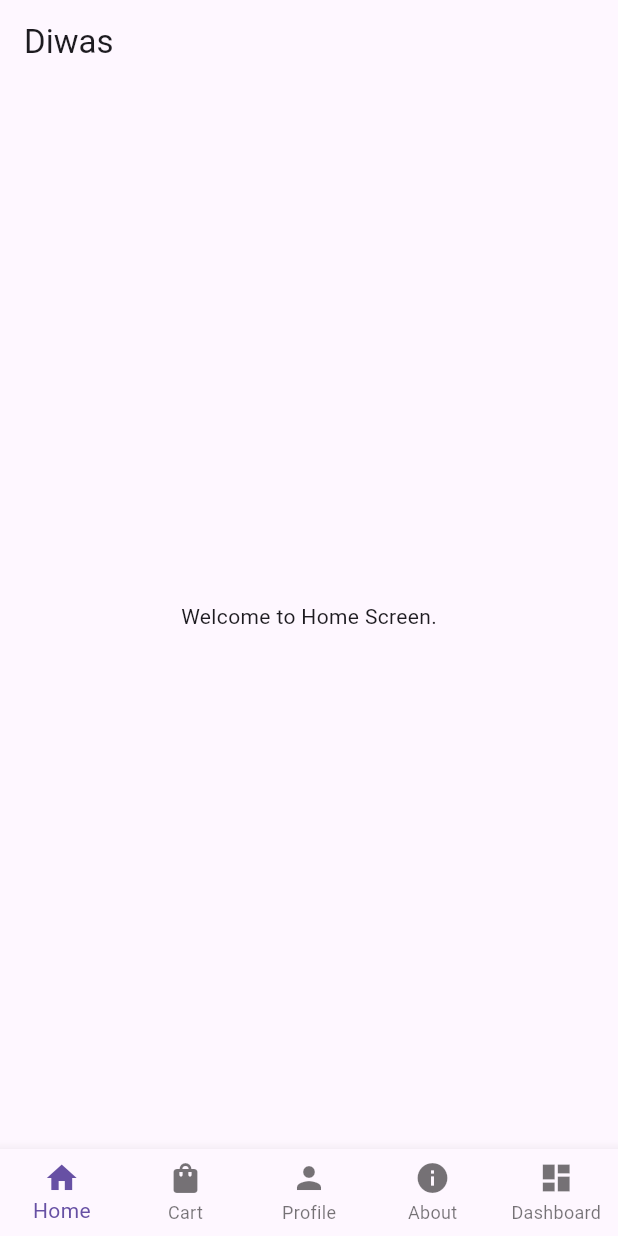
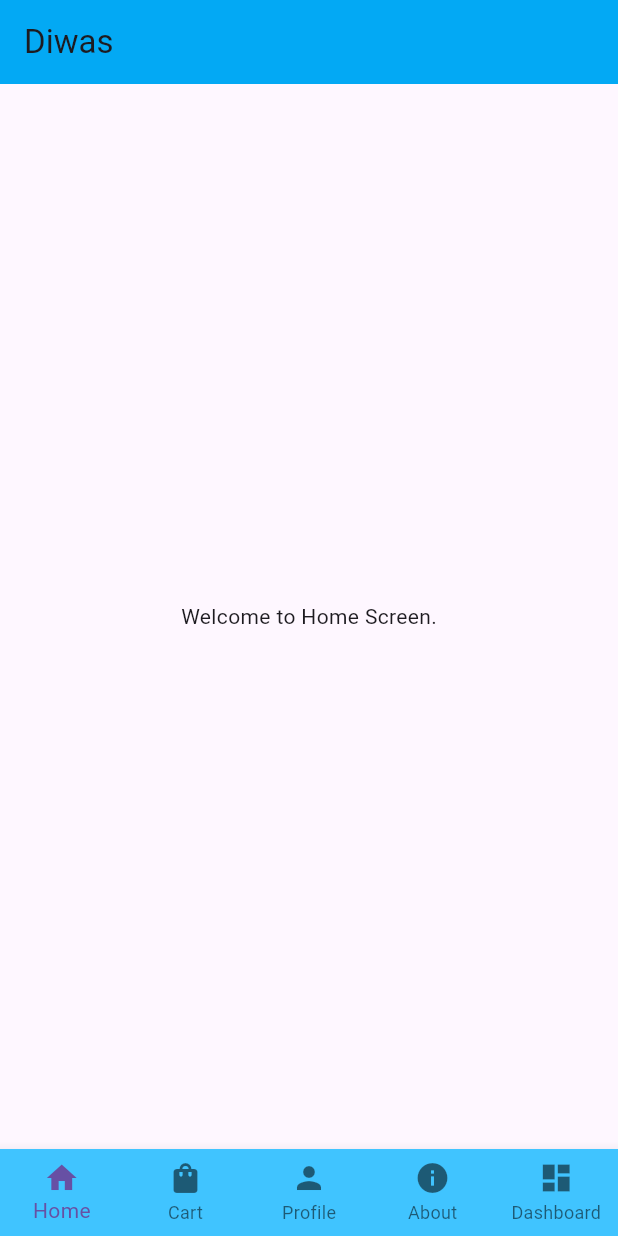
Before and after one commit to diwasbk2k3/my_first_app, a Flutter app: the screen it shows after launch, on a phone screen of 412 x 824 dp. Run offline on Flutter 3.47's test engine with Material 3 defaults, Android fonts, the phone set to English and light mode, and no system bars.

Commit message:
Bottom Layout Screen

```diff
--- a/lib/screens/bottom_layout_screen.dart
+++ b/lib/screens/bottom_layout_screen.dart
@@ -1,9 +1,9 @@
 import 'package:flutter/material.dart';
-import 'package:my_first_app/screens/bottom_screen.dart/about_screen.dart';
-import 'package:my_first_app/screens/bottom_screen.dart/cart_screen.dart';
-import 'package:my_first_app/screens/bottom_screen.dart/dashboard_screen.dart';
-import 'package:my_first_app/screens/bottom_screen.dart/home_screen.dart';
-import 'package:my_first_app/screens/bottom_screen.dart/profile_screen.dart';
+import 'package:my_first_app/screens/bottom_screen/about_screen.dart';
+import 'package:my_first_app/screens/bottom_screen/cart_screen.dart';
+import 'package:my_first_app/screens/bottom_screen/dashboard_screen.dart';
+import 'package:my_first_app/screens/bottom_screen/home_screen.dart';
+import 'package:my_first_app/screens/bottom_screen/profile_screen.dart';
 
 int _selectedIndex = 0;
 List<Widget> lstBottomScreen = [
@@ -25,15 +25,16 @@ class _BottomLayoutScreenState extends State<BottomLayoutScreen> {
   @override
   Widget build(BuildContext context) {
     return Scaffold(
-      appBar: AppBar(title: Text("Diwas")),
+      appBar: AppBar(title: Text("Diwas"), backgroundColor: Colors.lightBlue,),
       body: lstBottomScreen[_selectedIndex],
       bottomNavigationBar: BottomNavigationBar(
+        backgroundColor: Colors.lightBlueAccent,
         type: BottomNavigationBarType.fixed,
         items: [
           BottomNavigationBarItem(icon: Icon(Icons.home), label: "Home"),
-          BottomNavigationBarItem(icon: Icon(Icons.shopping_bag),label: "Cart",),
+          BottomNavigationBarItem(icon: Icon(Icons.shopping_bag),label: "Cart"),
           BottomNavigationBarItem(icon: Icon(Icons.person), label: "Profile"),
-              BottomNavigationBarItem(icon: Icon(Icons.info), label: "About"),
+          BottomNavigationBarItem(icon: Icon(Icons.info), label: "About"),
           BottomNavigationBarItem(icon: Icon(Icons.dashboard), label: "Dashboard")
         ],
         currentIndex: _selectedIndex,
```
Also changed, not shown: lib/screens/bottom_screen/about_screen.dart (renamed from lib/screens/bottom_screen.dart/about_screen.dart), lib/screens/bottom_screen/cart_screen.dart (renamed from lib/screens/bottom_screen.dart/cart_screen.dart), lib/screens/bottom_screen/dashboard_screen.dart (renamed from lib/screens/bottom_screen.dart/dashboard_screen.dart), lib/screens/bottom_screen/home_screen.dart (renamed from lib/screens/bottom_screen.dart/home_screen.dart), lib/screens/bottom_screen/profile_screen.dart (renamed from lib/screens/bottom_screen.dart/profile_screen.dart).
